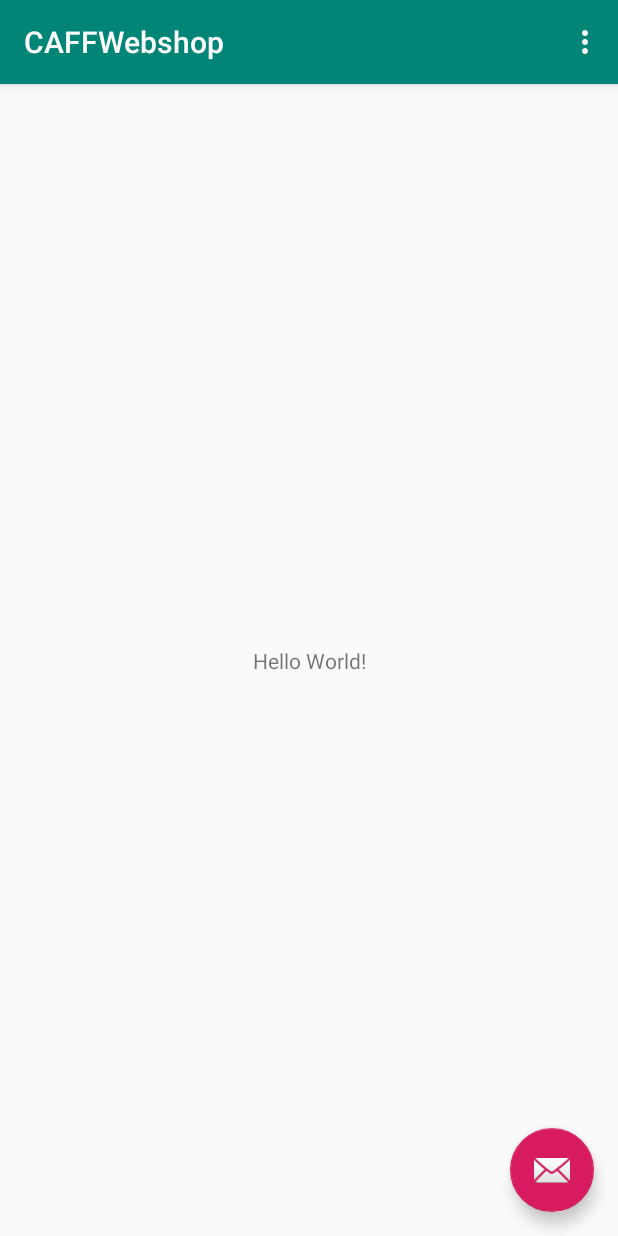
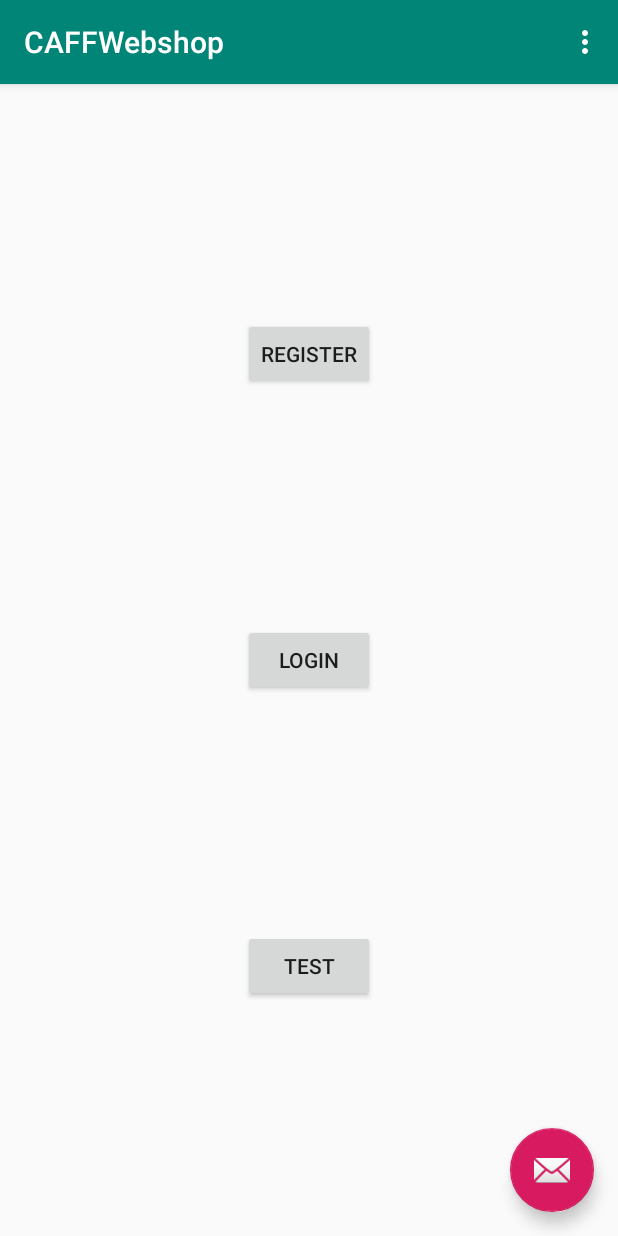
Before and after one commit to Marciix/CompSecBME, an Android app: the screen it shows after launch (MainActivity), on a phone screen of 412 x 824 dp. Run offline under Robolectric (Android 15) with nearby library versions, the phone set to English and light mode, and no system bars.

Commit message:
Api calls test

```diff
--- a/frontend/app/src/main/java/com/example/caffwebshop/MainActivity.kt
+++ b/frontend/app/src/main/java/com/example/caffwebshop/MainActivity.kt
@@ -1,39 +1,59 @@
 package com.example.caffwebshop
 
 import android.os.Bundle
-import android.support.design.widget.Snackbar
 import android.support.v7.app.AppCompatActivity;
 import android.util.Log
 import android.view.Menu
 import android.view.MenuItem
-import android.widget.Toast
+import com.example.caffwebshop.model.CaffItemPublic
 import com.example.caffwebshop.model.UserAuthenticateModel
 import com.example.caffwebshop.model.UserLoginResponse
 import com.example.caffwebshop.model.UserRegistrationModel
 import com.example.caffwebshop.network.AuthInteractor
+import com.example.caffwebshop.network.CAFFInteractor
 
 import kotlinx.android.synthetic.main.activity_main.*
+import kotlinx.android.synthetic.main.content_main.*
+import okhttp3.ResponseBody
 
 class MainActivity : AppCompatActivity() {
     private var authInteractor=AuthInteractor()
+    private var caffInteractor= CAFFInteractor()
 
     override fun onCreate(savedInstanceState: Bundle?) {
         super.onCreate(savedInstanceState)
         setContentView(R.layout.activity_main)
         setSupportActionBar(toolbar)
 
-        fab.setOnClickListener { view ->
+
+        register.setOnClickListener { view ->
             val user=UserRegistrationModel("a","b","c", "d", "e")
-            val userAuthenticateModel=UserAuthenticateModel("string", "string")
-            //authInteractor.register(user, this::onSuccess, this::onError)
-            authInteractor.login(userAuthenticateModel, this::onSuccess, this::onError)
+            authInteractor.register(user, this::onSuccess, this::onError)
 
+        }
+        login.setOnClickListener { view ->
+            val userAuthenticateModel= UserAuthenticateModel("string", "string")
+            authInteractor.login(userAuthenticateModel, this::onSuccessLogin, this::onError)
+
+        }
+        test.setOnClickListener { view ->
+
+            caffInteractor.getCaffItems(this::onCaffGetSuccess, this::onError)
 
         }
     }
 
-    fun onSuccess(u:UserLoginResponse){
-        val msg= "success id:"+u.jwtToken
+    fun onCaffGetSuccess(c: CaffItemPublic){
+        Log.d("succ", "caff get succes" )
+    }
+
+    fun onSuccessLogin(i: UserLoginResponse){
+        val msg= "success id: ${i.jwtToken}"
+        Log.d("succ", msg )
+    }
+
+    fun onSuccess(i: Int){
+        val msg= "success id: $i"
         Log.d("succ", msg )
     }
 
--- a/frontend/app/src/main/java/com/example/caffwebshop/network/AuthApi.kt
+++ b/frontend/app/src/main/java/com/example/caffwebshop/network/AuthApi.kt
@@ -3,6 +3,7 @@ package com.example.caffwebshop.network
 import com.example.caffwebshop.model.UserAuthenticateModel
 import com.example.caffwebshop.model.UserLoginResponse
 import com.example.caffwebshop.model.UserRegistrationModel
+import okhttp3.ResponseBody
 import retrofit2.Call
 import retrofit2.http.Body
 import retrofit2.http.POST
--- a/frontend/app/src/main/java/com/example/caffwebshop/network/CAFFApi.kt
+++ b/frontend/app/src/main/java/com/example/caffwebshop/network/CAFFApi.kt
@@ -20,10 +20,10 @@ interface CAFFApi {
     fun getCaffItemsByID(@Path("id") id: Int): Call<CaffItemPublic>
 
     @GET("caffitems/{id}/download")
-    fun getCaffItemsByIDDownload(@Path("id") id: Int): Call<Unit>
+    fun getCaffItemsByIDDownload(@Path("id") id: Int): Call<Void>
 
     @GET("caffitems/{id}/preview")
-    fun getCaffItemsByIDPreview(@Path("id") id: Int): Call<Unit>
+    fun getCaffItemsByIDPreview(@Path("id") id: Int): Call<Void>
 
     @GET("caffitems/search/{keyword}")
     fun getCaffItemsSearch(@Path("keyword") keyword: String): Call<CaffItemPublic>
@@ -35,13 +35,13 @@ interface CAFFApi {
     fun uploadCaffItem(@Body param: CaffItemCreation): Call<Int>
 
     @POST("caffitems/{id}/buy")
-    fun buyCaffItem(@Path("id") id: Int):Call<Unit>
+    fun buyCaffItem(@Path("id") id: Int):Call<Void>
 
     @POST("caffitems/{id}/comments")
     fun commentCaffItem(@Path("id") id: Int, @Body comment: CommentCreationModel): Call<Int>
 
     @DELETE("caffitems/{id}")
-    fun deleteCaffItemByID(@Path("id") id: Int): Call<Unit>
+    fun deleteCaffItemByID(@Path("id") id: Int): Call<Void>
 
 
 
--- a/frontend/app/src/main/java/com/example/caffwebshop/network/UserApi.kt
+++ b/frontend/app/src/main/java/com/example/caffwebshop/network/UserApi.kt
@@ -11,8 +11,8 @@ interface UserApi {
     }
 
     @PUT("users/{id}")
-    fun addUser(@Path("id") id: Int): Call<Unit>
+    fun addUser(@Path("id") id: Int): Call<Void>
 
     @DELETE("users/{id}")
-    fun deleteUser(@Path("id") id: Int): Call<Unit>
+    fun deleteUser(@Path("id") id: Int): Call<Void>
 }
--- a/frontend/app/src/main/java/com/example/caffwebshop/network/UserInteractor.kt
+++ b/frontend/app/src/main/java/com/example/caffwebshop/network/UserInteractor.kt
@@ -1,8 +1,6 @@
 package com.example.caffwebshop.network
 
 import android.os.Handler
-import com.example.caffwebshop.model.UserAuthenticateModel
-import com.example.caffwebshop.model.UserLoginResponse
 import retrofit2.Call
 import retrofit2.Retrofit
 import retrofit2.converter.gson.GsonConverterFactory
@@ -38,13 +36,13 @@ class UserInteractor {
         }.start()
     }
 
-    fun addUser(param: Int, onSuccess: (Unit) -> Unit, onError: (Throwable) -> Unit){
+    fun addUser(param: Int, onSuccess: (Void) -> Unit, onError: (Throwable) -> Unit){
 
         val addRequest=userApi.addUser(param)
         runCallOnBackgroundThread(addRequest,onSuccess, onError)
     }
 
-    fun delete(param: Int, onSuccess: (Unit) -> Unit, onError: (Throwable) -> Unit){
+    fun delete(param: Int, onSuccess: (Void) -> Unit, onError: (Throwable) -> Unit){
 
         val deleteRequest=userApi.deleteUser(param)
         runCallOnBackgroundThread(deleteRequest,onSuccess, onError)
--- a/frontend/app/src/main/res/layout/content_main.xml
+++ b/frontend/app/src/main/res/layout/content_main.xml
@@ -8,14 +8,36 @@
         app:layout_behavior="@string/appbar_scrolling_view_behavior"
         tools:showIn="@layout/activity_main"
         tools:context=".MainActivity">
-
-    <TextView
+    <Button
+            android:text="Register"
             android:layout_width="wrap_content"
             android:layout_height="wrap_content"
-            android:text="Hello World!"
-            app:layout_constraintBottom_toBottomOf="parent"
-            app:layout_constraintLeft_toLeftOf="parent"
-            app:layout_constraintRight_toRightOf="parent"
-            app:layout_constraintTop_toTopOf="parent"/>
-
+            android:id="@+id/register"
+            app:layout_constraintStart_toStartOf="parent"
+            android:layout_marginLeft="8dp" android:layout_marginStart="8dp" app:layout_constraintEnd_toEndOf="parent"
+            android:layout_marginEnd="8dp" android:layout_marginRight="8dp" android:layout_marginBottom="8dp"
+            android:layout_marginTop="8dp"
+            app:layout_constraintTop_toTopOf="parent" app:layout_constraintHorizontal_bias="0.5"
+            app:layout_constraintBottom_toTopOf="@+id/login"/>
+    <Button
+            android:text="Login"
+            android:layout_width="wrap_content"
+            android:layout_height="wrap_content"
+            android:id="@+id/login"
+            app:layout_constraintTop_toBottomOf="@+id/register" android:layout_marginBottom="8dp"
+            app:layout_constraintEnd_toEndOf="parent"
+            android:layout_marginEnd="8dp" android:layout_marginRight="8dp"
+            app:layout_constraintStart_toStartOf="parent" android:layout_marginLeft="8dp"
+            android:layout_marginStart="8dp" app:layout_constraintHorizontal_bias="0.5"
+            app:layout_constraintBottom_toTopOf="@+id/test"/>
+    <Button
+            android:text="Test"
+            android:layout_width="wrap_content"
+            android:layout_height="wrap_content"
+            android:id="@+id/test"
+            app:layout_constraintTop_toBottomOf="@+id/login" app:layout_constraintBottom_toBottomOf="parent"
+            android:layout_marginBottom="8dp" app:layout_constraintStart_toStartOf="parent"
+            android:layout_marginLeft="8dp" android:layout_marginStart="8dp" app:layout_constraintEnd_toEndOf="parent"
+            android:layout_marginEnd="8dp" android:layout_marginRight="8dp" app:layout_constraintHorizontal_bias="0.5"
+    />
 </android.support.constraint.ConstraintLayout>
```
Also changed, not shown: frontend/app/src/main/java/com/example/caffwebshop/network/AuthInteractor.kt (+5 -2 lines), frontend/app/src/main/java/com/example/caffwebshop/network/CAFFInteractor.kt (+8 -6 lines).
